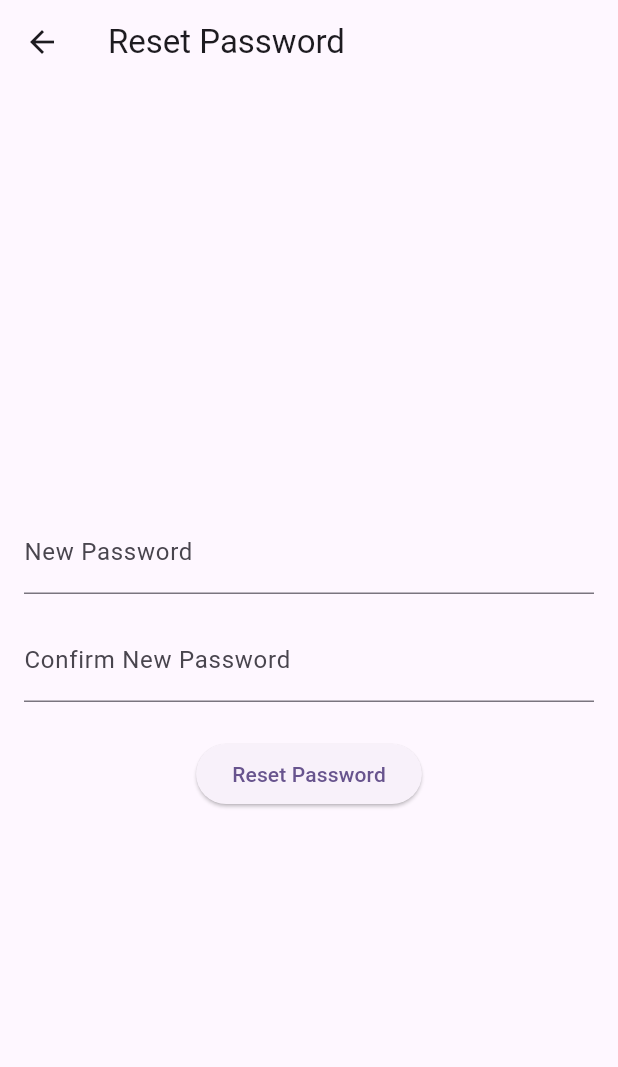
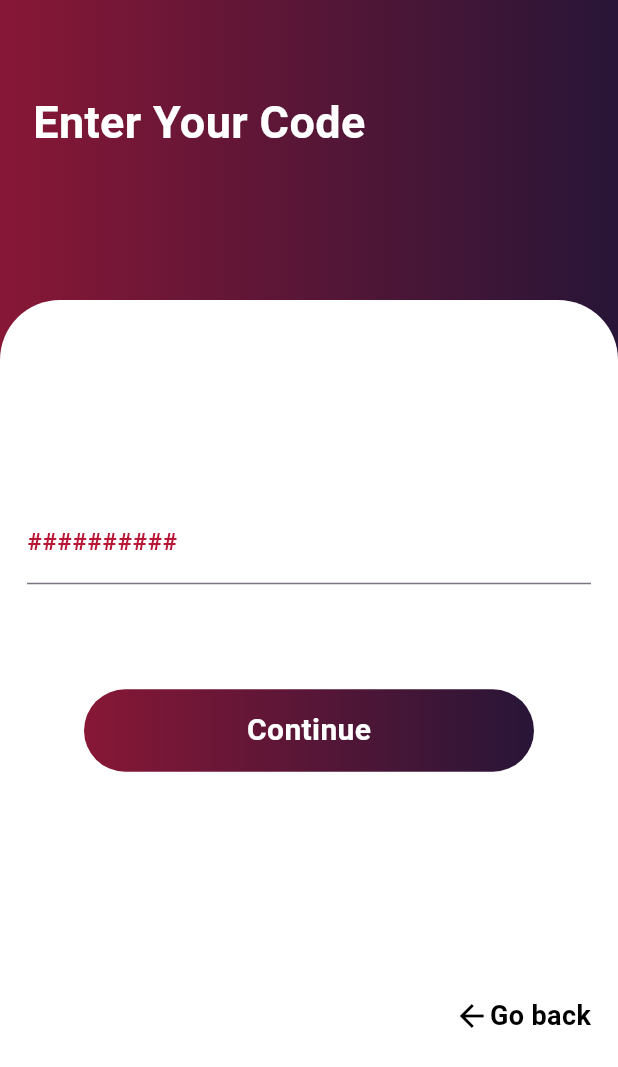
Before and after one commit to robcam1401/SportFitness2024, a Flutter app: the PasswordResetScreen screen opened directly with empty values, on a phone screen of 412 x 824 dp. Shown: the top 1067 px of the screen. Run offline on Flutter 3.47's test engine with Material 3 defaults, Android fonts, the phone set to English and light mode, and no system bars; our stand-ins replace chat_bubbles, fluttertoast, google_maps_flutter, share_plus; missing offline and left inert: mailer; network calls fail.

Commit message:
PassResett

```diff
--- a/lib/PasswordResetScreen.dart
+++ b/lib/PasswordResetScreen.dart
@@ -1,74 +1,157 @@
+import 'package:exercise_app/NewPass.dart';
+import 'package:exercise_app/main.dart';
 import 'package:flutter/material.dart';
-import 'package:exercise_app/loginScreen.dart'; // Assuming this is where the user should navigate after resetting their password
+
+//import 'package:flutter_application_1/loginScreen.dart';
 
 class PasswordResetScreen extends StatefulWidget {
-  final String token;
-
-  const PasswordResetScreen({Key? key, required this.token}) : super(key: key);
+  final int verificationCode;
+  const PasswordResetScreen({Key? key, required this.verificationCode})
+      : super(key: key);
 
   @override
   _PasswordResetScreenState createState() => _PasswordResetScreenState();
 }
 
 class _PasswordResetScreenState extends State<PasswordResetScreen> {
-  final TextEditingController _newPasswordController = TextEditingController();
-  final TextEditingController _confirmPasswordController =
-      TextEditingController();
-  bool _isSubmitting = false;
+  final TextEditingController _codeController = TextEditingController();
+  bool _showCodeCheck = false;
+
+  @override
+  void initState() {
+    super.initState();
+    _codeController.addListener(() {
+      final text = _codeController.text;
+      final showCheck = text.length == 6;
+      setState(() => _showCodeCheck = showCheck);
+    });
+  }
 
   @override
   void dispose() {
-    _newPasswordController.dispose();
-    _confirmPasswordController.dispose();
+    _codeController.dispose();
     super.dispose();
-  }
-
-  Future<void> resetPassword() async {
-    if (_isSubmitting) return; // Prevent multiple submissions
-    if (_newPasswordController.text != _confirmPasswordController.text) {
-      ScaffoldMessenger.of(context).showSnackBar(
-        SnackBar(content: Text('Passwords do not match.')),
-      );
-      return;
-    }
-    // Assuming password validation passes, navigate to the login screen
-    Navigator.pushReplacement(
-      context,
-      MaterialPageRoute(builder: (context) => loginScreen()),
-    );
   }
 
   @override
   Widget build(BuildContext context) {
     return Scaffold(
-      appBar: AppBar(
-        title: Text('Reset Password'),
-      ),
-      body: Padding(
-        padding: const EdgeInsets.all(16.0),
-        child: Column(
-          mainAxisAlignment: MainAxisAlignment.center,
-          children: <Widget>[
-            TextField(
-              controller: _newPasswordController,
-              decoration: InputDecoration(labelText: 'New Password'),
-              obscureText: true, // Ensure the text is treated as a password
+      body: Stack(
+        children: [
+          Container(
+            height: double.infinity,
+            width: double.infinity,
+            decoration: const BoxDecoration(
+              gradient: LinearGradient(colors: [
+                Color(0xff881736),
+                Color(0xff281537),
+              ]),
             ),
-            SizedBox(height: 16),
-            TextField(
-              controller: _confirmPasswordController,
-              decoration: InputDecoration(labelText: 'Confirm New Password'),
-              obscureText: true, // Ensure the text is treated as a password
+            child: const Padding(
+              padding: EdgeInsets.only(top: 60.0, left: 22),
+              child: Text("Enter Your Code",
+                  style: TextStyle(
+                    fontSize: 30,
+                    color: Colors.white,
+                    fontWeight: FontWeight.bold,
+                  )),
             ),
-            SizedBox(height: 24),
-            ElevatedButton(
-              onPressed: _isSubmitting ? null : resetPassword,
-              child: _isSubmitting
-                  ? CircularProgressIndicator()
-                  : Text('Reset Password'),
+          ),
+          Padding(
+            padding: const EdgeInsets.only(top: 200.0),
+            child: Container(
+              decoration: BoxDecoration(
+                borderRadius: BorderRadius.only(
+                    topLeft: Radius.circular(40),
+                    topRight: Radius.circular(40)),
+                color: Colors.white,
+              ),
+              height: double.infinity,
+              width: double.infinity,
+              child: Padding(
+                padding: const EdgeInsets.only(left: 18.0, right: 18.0),
+                child: Column(
+                  mainAxisAlignment: MainAxisAlignment.center,
+                  children: [
+                    TextField(
+                      controller: _codeController,
+                      decoration: InputDecoration(
+                        suffixIcon: _showCodeCheck
+                            ? Icon(Icons.check, color: Colors.green)
+                            : null,
+                        label: Text(
+                          '##########',
+                          style: TextStyle(
+                            fontWeight: FontWeight.bold,
+                            color: Color(0xffB81736),
+                          ),
+                        ),
+                      ),
+                    ),
+                    SizedBox(
+                      height: 70,
+                    ),
+                    InkWell(
+                      onTap: () {
+                        Navigator.push(
+                            context,
+                            MaterialPageRoute(
+                                builder: (context) => NewPassScreen()));
+                      },
+                      child: Container(
+                        height: 55,
+                        width: 300,
+                        decoration: BoxDecoration(
+                          borderRadius: BorderRadius.circular(30),
+                          gradient: LinearGradient(colors: [
+                            Color(0xff881736),
+                            Color(0xff281537),
+                          ]),
+                        ),
+                        child: Center(
+                          child: Text(
+                            'Continue',
+                            style: TextStyle(
+                                fontWeight: FontWeight.bold,
+                                fontSize: 20,
+                                color: Colors.white),
+                          ),
+                        ),
+                      ),
+                    ),
+                    SizedBox(
+                      height: 150,
+                    ),
+                    Align(
+                      alignment: Alignment.bottomRight,
+                      child: GestureDetector(
+                        onTap: () {
+                          Navigator.pop(context);
+                        },
+                        child: Row(
+                          mainAxisSize: MainAxisSize.min,
+                          children: <Widget>[
+                            Icon(
+                              Icons.arrow_back, //The back Arrow Icon
+                              color: Colors.black,
+                            ),
+                            Text(
+                              "Go back",
+                              style: TextStyle(
+                                  fontWeight: FontWeight.bold,
+                                  fontSize: 18,
+                                  color: Colors.black),
+                            ),
+                          ],
+                        ),
+                      ),
+                    ),
+                  ],
+                ),
+              ),
             ),
-          ],
-        ),
+          ),
+        ],
       ),
     );
   }
--- a/lib/forgotScreen.dart
+++ b/lib/forgotScreen.dart
@@ -1,9 +1,11 @@
+import 'package:exercise_app/PasswordResetScreen.dart';
 import 'package:exercise_app/loginScreen.dart';
 import 'package:flutter/material.dart';
 //import 'package:SportFitness2024/loginScreen.dart';
 import 'package:fluttertoast/fluttertoast.dart';
 import 'package:mailer/mailer.dart';
 import 'package:mailer/smtp_server.dart';
+import 'dart:math';
 
 class forgotScreen extends StatefulWidget {
   const forgotScreen({Key? key}) : super(key: key);
@@ -40,44 +42,37 @@ class _ForgotScreenState extends State<forgotScreen> {
       isSendingEmail = true; // Preventing multiple sends
     });
 
+    final verificationCode = Random().nextInt(899999) + 100000; // 6-digit code
+
     String username = 'fitnesssports0011@gmail.com';
     String password = 'jgti jgfk onza wnjh';
 
     final smtpServer = gmail(username, password);
 
-    String token = "UNIQUE_TOKEN_GENERATED_SERVER_SIDE";
-    String resetUrl =
-        "http://www2.latech.edu/~nni002/Fitness.html?token=$token";
-    String htmlContent = '''
-  <p>This is your password reset link:
-    <a href="$resetUrl">Reset Password</a>
-  </p>
-''';
-
-// Create our message.
     final message = Message()
-      ..from = Address(username, 'Your Name')
+      ..from = Address(username, 'Your App Name')
       ..recipients.add(emailAddress)
-      ..subject = 'Your Password Reset Link'
-      ..html = htmlContent;
+      ..subject = 'Your Verification Code'
+      ..text = 'Your verification code is: $verificationCode';
 
     try {
       final sendReport = await send(message, smtpServer);
       Fluttertoast.showToast(
-        msg: "Reset link sent: ${sendReport.toString()}",
+        msg: "Verification code sent: ${sendReport.toString()}",
         toastLength: Toast.LENGTH_LONG,
         gravity: ToastGravity.CENTER,
       );
-      // Navigate to the loginScreen after showing toast.
-      Navigator.pushReplacement(
-        context,
+      // Optionally navigate to another screen where the user can enter the verification code
+      // Navigate to  PasswordRestScreen
+      Navigator.of(context).push(
         MaterialPageRoute(
-          builder: (context) => loginScreen(),
+          builder: (context) =>
+              PasswordResetScreen(verificationCode: verificationCode),
         ),
       );
     } on MailerException catch (e) {
       Fluttertoast.showToast(
-        msg: "Failed to send reset link. ${e.toString()}",
+        msg: "Failed to send verification code. ${e.toString()}",
         toastLength: Toast.LENGTH_LONG,
         gravity: ToastGravity.CENTER,
       );
```
Also changed, not shown: lib/NewPass.dart (added, +152 -0 lines), lib/main.dart (+2 -31 lines), pubspec.lock.
